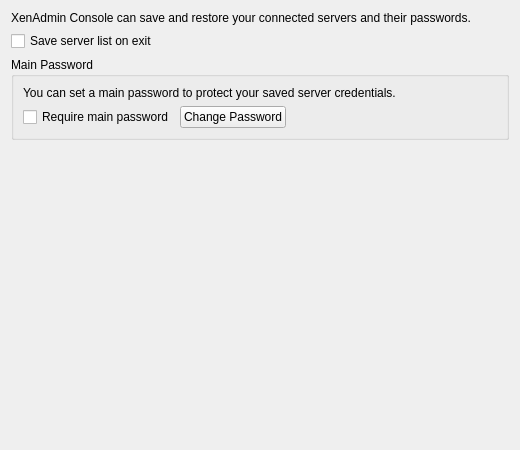
Above: src/xenadmin-ui/dialogs/optionspages/saveandrestoreoptionspage.ui from benapetr/XenAdminQt before the change. Below: the same form after it.
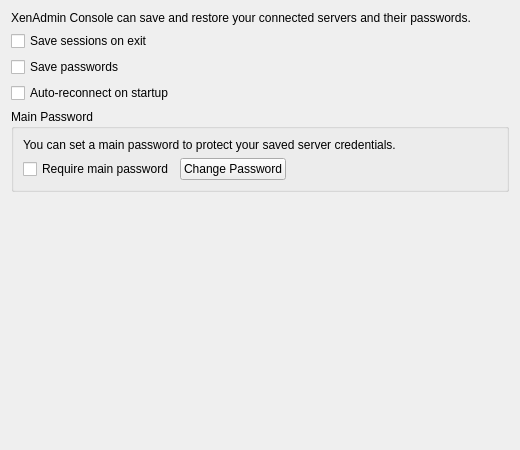
That is the form after the change.

```diff
--- a/src/xenadmin-ui/dialogs/optionspages/saveandrestoreoptionspage.ui
+++ b/src/xenadmin-ui/dialogs/optionspages/saveandrestoreoptionspage.ui
@@ -24,7 +24,21 @@
    <item>
     <widget class="QCheckBox" name="saveStateCheckBox">
      <property name="text">
-      <string>Save server list on exit</string>
+      <string>Save sessions on exit</string>
+     </property>
+    </widget>
+   </item>
+   <item>
+    <widget class="QCheckBox" name="savePasswordsCheckBox">
+     <property name="text">
+      <string>Save passwords</string>
+     </property>
+    </widget>
+   </item>
+   <item>
+    <widget class="QCheckBox" name="autoReconnectCheckBox">
+     <property name="text">
+      <string>Auto-reconnect on startup</string>
      </property>
     </widget>
    </item>
```
